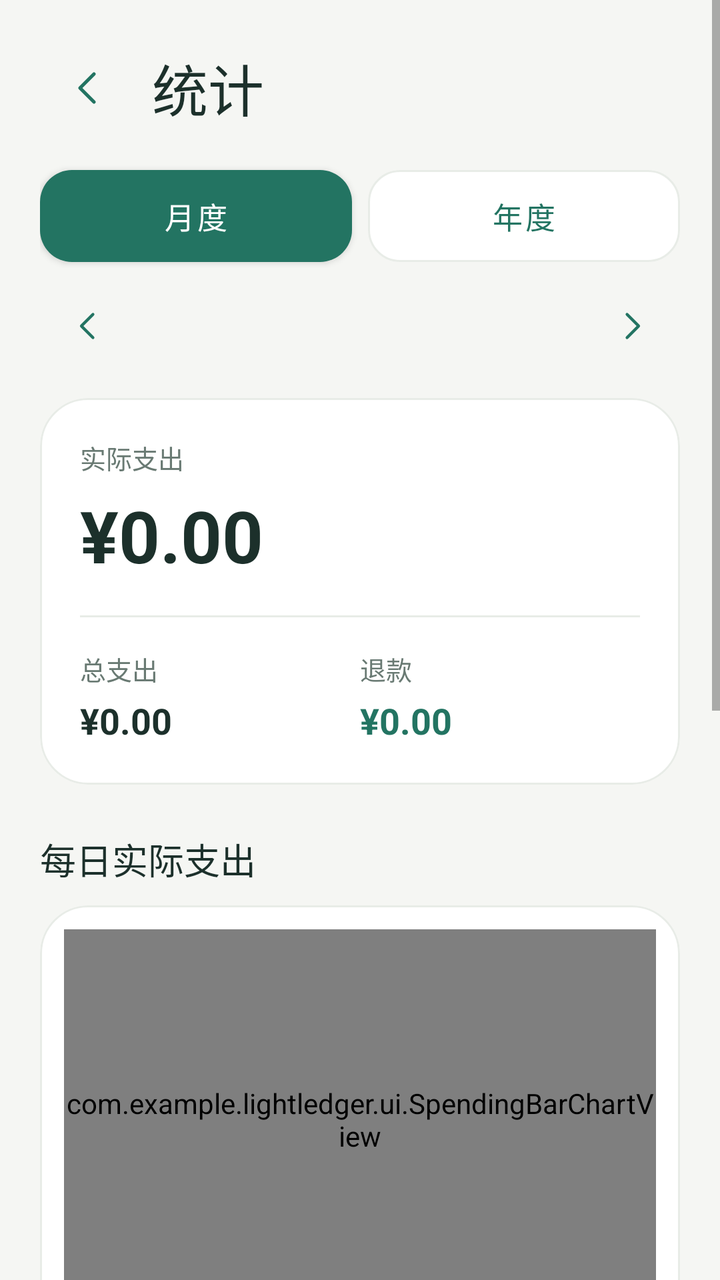
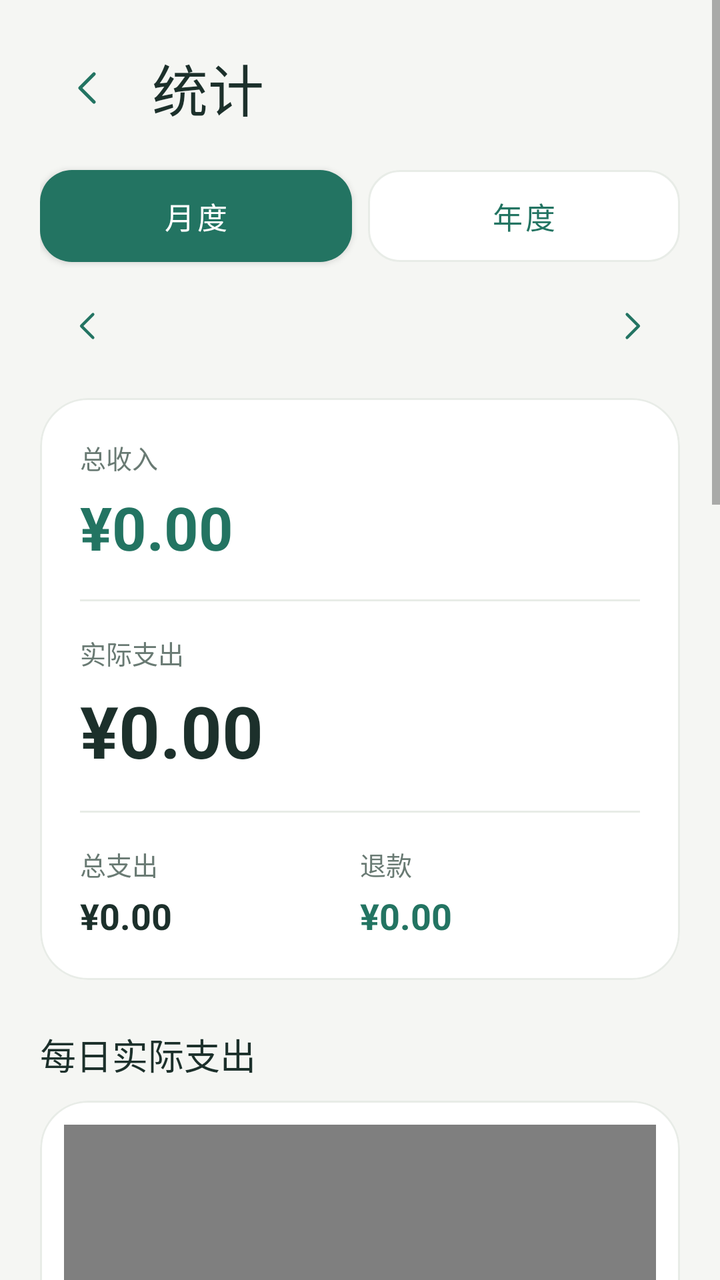

Two renders of the same Android screen: before a commit and after it. Below are the layout's source before the change and the commit's diff.
<!-- AndroidManifest.xml: application theme Theme.LightLedger -->
<!-- res/layout/fragment_statistics.xml -->
<?xml version="1.0" encoding="utf-8"?>
<ScrollView xmlns:android="http://schemas.android.com/apk/res/android" xmlns:app="http://schemas.android.com/apk/res-auto" android:layout_width="match_parent" android:layout_height="match_parent" android:background="?attr/ledgerBackground">
    <LinearLayout android:layout_width="match_parent" android:layout_height="wrap_content" android:orientation="vertical" android:padding="@dimen/ledger_page_gutter">
        <LinearLayout android:layout_width="match_parent" android:layout_height="wrap_content" android:gravity="center_vertical" android:layout_marginBottom="14dp">
            <com.google.android.material.button.MaterialButton android:id="@+id/statisticsBack" style="@style/LedgerTextButton" android:layout_width="48dp" android:layout_height="48dp" android:contentDescription="返回首页" android:padding="0dp" android:minWidth="0dp" app:icon="@drawable/ic_arrow_left" app:iconPadding="0dp" app:iconGravity="textStart" app:iconSize="24dp" />
            <TextView style="@style/LedgerPageTitle" android:layout_width="0dp" android:layout_height="wrap_content" android:layout_weight="1" android:layout_marginStart="8dp" android:text="统计" />
        </LinearLayout>
        <LinearLayout android:layout_width="match_parent" android:layout_height="wrap_content" android:orientation="horizontal">
            <com.google.android.material.button.MaterialButton android:id="@+id/monthMode" style="@style/LedgerButton" android:layout_width="0dp" android:layout_height="wrap_content" android:layout_weight="1" android:text="月度" />
            <com.google.android.material.button.MaterialButton android:id="@+id/yearMode" style="@style/LedgerOutlineButton" android:layout_width="0dp" android:layout_height="wrap_content" android:layout_marginStart="8dp" android:layout_weight="1" android:text="年度" />
        </LinearLayout>
        <LinearLayout android:layout_width="match_parent" android:layout_height="wrap_content" android:layout_marginTop="5dp" android:layout_marginBottom="12dp" android:gravity="center_vertical" android:orientation="horizontal">
            <com.google.android.material.button.MaterialButton android:id="@+id/previousPeriod" style="@style/LedgerTextButton" android:layout_width="48dp" android:layout_height="48dp" android:contentDescription="上一期" android:padding="0dp" android:minWidth="0dp" app:icon="@drawable/ic_arrow_left" app:iconPadding="0dp" app:iconGravity="textStart" app:iconSize="20dp" />
            <TextView android:id="@+id/periodLabel" android:minHeight="48dp" android:clickable="true" android:focusable="true" android:background="?attr/selectableItemBackground" android:contentDescription="选择年份和月份" style="@style/LedgerSectionTitle" android:layout_width="0dp" android:layout_height="wrap_content" android:layout_weight="1" android:gravity="center" />
            <com.google.android.material.button.MaterialButton android:id="@+id/nextPeriod" style="@style/LedgerTextButton" android:layout_width="48dp" android:layout_height="48dp" android:contentDescription="下一期" android:padding="0dp" android:minWidth="0dp" app:icon="@drawable/ic_arrow" app:iconPadding="0dp" app:iconGravity="textStart" app:iconSize="20dp" />
        </LinearLayout>
        <com.google.android.material.card.MaterialCardView style="@style/LedgerCard" android:layout_width="match_parent" android:layout_height="wrap_content">
            <LinearLayout android:layout_width="match_parent" android:layout_height="wrap_content" android:orientation="vertical" android:padding="20dp">
                <TextView style="@style/LedgerCaption" android:layout_width="match_parent" android:layout_height="wrap_content" android:text="实际支出" />
                <TextView android:id="@+id/netExpense" android:layout_width="match_parent" android:layout_height="wrap_content" android:layout_marginTop="5dp" android:text="¥0.00" android:textColor="?attr/colorOnSurface" android:textSize="36sp" app:autoSizeTextType="uniform" app:autoSizeMinTextSize="22sp" app:autoSizeMaxTextSize="36sp" android:maxLines="1" android:textStyle="bold" />
                <View android:layout_width="match_parent" android:layout_height="1dp" android:layout_marginVertical="16dp" android:background="?attr/ledgerBorder" />
                <LinearLayout android:layout_width="match_parent" android:layout_height="wrap_content" android:orientation="horizontal">
                    <LinearLayout android:layout_width="0dp" android:layout_height="wrap_content" android:layout_weight="1" android:orientation="vertical">
                        <TextView style="@style/LedgerCaption" android:layout_width="match_parent" android:layout_height="wrap_content" android:text="总支出" />
                        <TextView android:id="@+id/expense" android:layout_width="match_parent" android:layout_height="wrap_content" android:layout_marginTop="4dp" android:text="¥0.00" android:textColor="?attr/colorOnSurface" android:textSize="18sp" android:textStyle="bold" />
                    </LinearLayout>
                    <LinearLayout android:layout_width="0dp" android:layout_height="wrap_content" android:layout_weight="1" android:orientation="vertical">
                        <TextView style="@style/LedgerCaption" android:layout_width="match_parent" android:layout_height="wrap_content" android:text="退款" />
                        <TextView android:id="@+id/refund" android:layout_width="match_parent" android:layout_height="wrap_content" android:layout_marginTop="4dp" android:text="¥0.00" android:textColor="?attr/colorPrimary" android:textSize="18sp" android:textStyle="bold" />
                    </LinearLayout>
                </LinearLayout>
                <TextView android:id="@+id/averageLabel" style="@style/LedgerCaption" android:layout_width="match_parent" android:layout_height="wrap_content" android:layout_marginTop="16dp" android:text="月均实际支出" android:visibility="gone" />
                <TextView android:id="@+id/average" android:layout_width="match_parent" android:layout_height="wrap_content" android:text="¥0.00" android:textColor="?attr/colorOnSurface" android:textSize="18sp" android:visibility="gone" />
            </LinearLayout>
        </com.google.android.material.card.MaterialCardView>
        <TextView android:id="@+id/trendLabel" style="@style/LedgerSectionTitle" android:layout_width="match_parent" android:layout_height="wrap_content" android:layout_marginTop="24dp" android:layout_marginBottom="10dp" android:text="每日实际支出" />
        <com.google.android.material.card.MaterialCardView style="@style/LedgerCard" android:layout_width="match_parent" android:layout_height="wrap_content">
            <com.example.lightledger.ui.SpendingBarChartView android:id="@+id/spendingChart" android:layout_width="match_parent" android:layout_height="190dp" android:layout_margin="12dp" />
        </com.google.android.material.card.MaterialCardView>
        <TextView style="@style/LedgerSectionTitle" android:layout_width="match_parent" android:layout_height="wrap_content" android:layout_marginTop="24dp" android:layout_marginBottom="10dp" android:text="分类支出" />
        <com.google.android.material.card.MaterialCardView style="@style/LedgerCard" android:layout_width="match_parent" android:layout_height="wrap_content">
            <LinearLayout android:id="@+id/categoryContainer" android:layout_width="match_parent" android:layout_height="wrap_content" android:orientation="vertical" android:padding="16dp">
                <com.example.lightledger.ui.CategoryDonutView android:id="@+id/categoryDonut" android:layout_width="match_parent" android:layout_height="250dp" />
                <TextView style="@style/LedgerCaption" android:layout_width="match_parent" android:layout_height="wrap_content" android:gravity="center" android:text="点击圆环或分类查看明细 · 未扣退款" />
                <LinearLayout android:id="@+id/categoryLegend" android:layout_width="match_parent" android:layout_height="wrap_content" android:layout_marginTop="12dp" android:orientation="vertical" />
            </LinearLayout>
        </com.google.android.material.card.MaterialCardView>
        <TextView style="@style/LedgerSectionTitle" android:layout_width="match_parent" android:layout_height="wrap_content" android:layout_marginTop="24dp" android:layout_marginBottom="10dp" android:text="支付方式" />
        <com.google.android.material.card.MaterialCardView style="@style/LedgerCard" android:layout_width="match_parent" android:layout_height="wrap_content">
            <LinearLayout android:id="@+id/paymentContainer" android:layout_width="match_parent" android:layout_height="wrap_content" android:orientation="vertical" android:padding="16dp" />
        </com.google.android.material.card.MaterialCardView>
    </LinearLayout>
</ScrollView>
<!-- resources referenced by this layout -->
<resources>
  <dimen name="ledger_page_gutter">20dp</dimen>
  <!-- drawable ic_arrow (drawable) -->
  <vector xmlns:android="http://schemas.android.com/apk/res/android" android:width="24dp" android:height="24dp" android:viewportWidth="24" android:viewportHeight="24"><path android:pathData="M9,5 L16,12 L9,19" android:fillColor="@android:color/transparent" android:strokeColor="?attr/colorPrimary" android:strokeWidth="1.7" android:strokeLineCap="round" android:strokeLineJoin="round"/></vector>
  <!-- drawable ic_arrow_left (drawable) -->
  <vector xmlns:android="http://schemas.android.com/apk/res/android" android:width="24dp" android:height="24dp" android:viewportWidth="24" android:viewportHeight="24"><path android:pathData="M15,5 L8,12 L15,19" android:fillColor="@android:color/transparent" android:strokeColor="?attr/colorPrimary" android:strokeWidth="1.7" android:strokeLineCap="round" android:strokeLineJoin="round"/></vector>
  <style name="LedgerButton" parent="Widget.MaterialComponents.Button">
          <item name="cornerRadius">16dp</item><item name="android:minHeight">52dp</item><item name="android:textAllCaps">false</item>
          <item name="android:textSize">15sp</item><item name="android:fontFamily">sans-serif-medium</item><item name="android:paddingHorizontal">16dp</item>
          <item name="android:insetTop">3dp</item><item name="android:insetBottom">3dp</item>
      </style>
  <style name="LedgerCaption"><item name="android:textColor">?attr/ledgerMuted</item><item name="android:textSize">13sp</item><item name="android:lineSpacingExtra">3dp</item></style>
  <style name="LedgerCard" parent="Widget.MaterialComponents.CardView">
          <item name="cardCornerRadius">24dp</item><item name="cardElevation">0dp</item><item name="cardBackgroundColor">@color/white</item>
          <item name="strokeColor">?attr/ledgerBorder</item><item name="strokeWidth">1dp</item>
      </style>
  <style name="LedgerPageTitle"><item name="android:textColor">?attr/colorOnSurface</item><item name="android:textSize">28sp</item><item name="android:fontFamily">sans-serif-medium</item></style>
  <style name="LedgerSectionTitle"><item name="android:textColor">?attr/colorOnSurface</item><item name="android:textSize">18sp</item><item name="android:fontFamily">sans-serif-medium</item></style>
  <style name="LedgerTextButton" parent="Widget.MaterialComponents.Button.TextButton">
          <item name="android:minHeight">48dp</item><item name="android:textAllCaps">false</item><item name="android:textSize">14sp</item><item name="cornerRadius">12dp</item>
      </style>
  <color name="white">#FFFFFF</color>
  <color name="ledger_teal">#237462</color>
  <color name="ledger_teal_dark">#184D40</color>
  <color name="ledger_ink">#1C302B</color>
  <color name="ledger_background">#F5F6F3</color>
  <color name="ledger_teal_soft">#E5F1EA</color>
  <color name="ledger_muted">#697A73</color>
  <color name="ledger_border">#E8ECE7</color>
  <style name="LedgerWindowAnimation" parent="android:style/Animation.Activity">
          <item name="android:activityOpenEnterAnimation">@null</item>
          <item name="android:activityOpenExitAnimation">@null</item>
          <item name="android:activityCloseEnterAnimation">@null</item>
          <item name="android:activityCloseExitAnimation">@null</item>
      </style>
  <style name="LedgerInput" parent="Widget.MaterialComponents.TextInputLayout.OutlinedBox">
          <item name="boxCornerRadiusTopStart">14dp</item><item name="boxCornerRadiusTopEnd">14dp</item><item name="boxCornerRadiusBottomStart">14dp</item><item name="boxCornerRadiusBottomEnd">14dp</item>
          <item name="boxBackgroundColor">@color/white</item><item name="boxStrokeColor">?attr/colorPrimary</item>
      </style>
  <!-- unchanged entries left out for length: 2 -->
</resources>

<!-- the commit's change to res/layout/fragment_statistics.xml (unified diff, before → after) -->
@@ -16,6 +16,9 @@
         </LinearLayout>
         <com.google.android.material.card.MaterialCardView style="@style/LedgerCard" android:layout_width="match_parent" android:layout_height="wrap_content">
             <LinearLayout android:layout_width="match_parent" android:layout_height="wrap_content" android:orientation="vertical" android:padding="20dp">
+                <TextView style="@style/LedgerCaption" android:layout_width="match_parent" android:layout_height="wrap_content" android:text="总收入" />
+                <TextView android:id="@+id/income" android:layout_width="match_parent" android:layout_height="wrap_content" android:layout_marginTop="5dp" android:text="¥0.00" android:textColor="?attr/colorPrimary" android:textSize="30sp" app:autoSizeTextType="uniform" app:autoSizeMinTextSize="20sp" app:autoSizeMaxTextSize="30sp" android:maxLines="1" android:textStyle="bold" />
+                <View android:layout_width="match_parent" android:layout_height="1dp" android:layout_marginVertical="16dp" android:background="?attr/ledgerBorder" />
                 <TextView style="@style/LedgerCaption" android:layout_width="match_parent" android:layout_height="wrap_content" android:text="实际支出" />
                 <TextView android:id="@+id/netExpense" android:layout_width="match_parent" android:layout_height="wrap_content" android:layout_marginTop="5dp" android:text="¥0.00" android:textColor="?attr/colorOnSurface" android:textSize="36sp" app:autoSizeTextType="uniform" app:autoSizeMinTextSize="22sp" app:autoSizeMaxTextSize="36sp" android:maxLines="1" android:textStyle="bold" />
                 <View android:layout_width="match_parent" android:layout_height="1dp" android:layout_marginVertical="16dp" android:background="?attr/ledgerBorder" />
@@ -37,6 +40,14 @@
         <com.google.android.material.card.MaterialCardView style="@style/LedgerCard" android:layout_width="match_parent" android:layout_height="wrap_content">
             <com.example.lightledger.ui.SpendingBarChartView android:id="@+id/spendingChart" android:layout_width="match_parent" android:layout_height="190dp" android:layout_margin="12dp" />
         </com.google.android.material.card.MaterialCardView>
+        <TextView style="@style/LedgerSectionTitle" android:layout_width="match_parent" android:layout_height="wrap_content" android:layout_marginTop="24dp" android:layout_marginBottom="10dp" android:text="分类收入" />
+        <com.google.android.material.card.MaterialCardView style="@style/LedgerCard" android:layout_width="match_parent" android:layout_height="wrap_content">
+            <LinearLayout android:layout_width="match_parent" android:layout_height="wrap_content" android:orientation="vertical" android:padding="16dp">
+                <com.example.lightledger.ui.CategoryDonutView android:id="@+id/incomeDonut" android:layout_width="match_parent" android:layout_height="250dp" />
+                <TextView style="@style/LedgerCaption" android:layout_width="match_parent" android:layout_height="wrap_content" android:gravity="center" android:text="点击圆环或分类查看收入明细" />
+                <LinearLayout android:id="@+id/incomeLegend" android:layout_width="match_parent" android:layout_height="wrap_content" android:layout_marginTop="12dp" android:orientation="vertical" />
+            </LinearLayout>
+        </com.google.android.material.card.MaterialCardView>
         <TextView style="@style/LedgerSectionTitle" android:layout_width="match_parent" android:layout_height="wrap_content" android:layout_marginTop="24dp" android:layout_marginBottom="10dp" android:text="分类支出" />
         <com.google.android.material.card.MaterialCardView style="@style/LedgerCard" android:layout_width="match_parent" android:layout_height="wrap_content">
             <LinearLayout android:id="@+id/categoryContainer" android:layout_width="match_parent" android:layout_height="wrap_content" android:orientation="vertical" android:padding="16dp">
